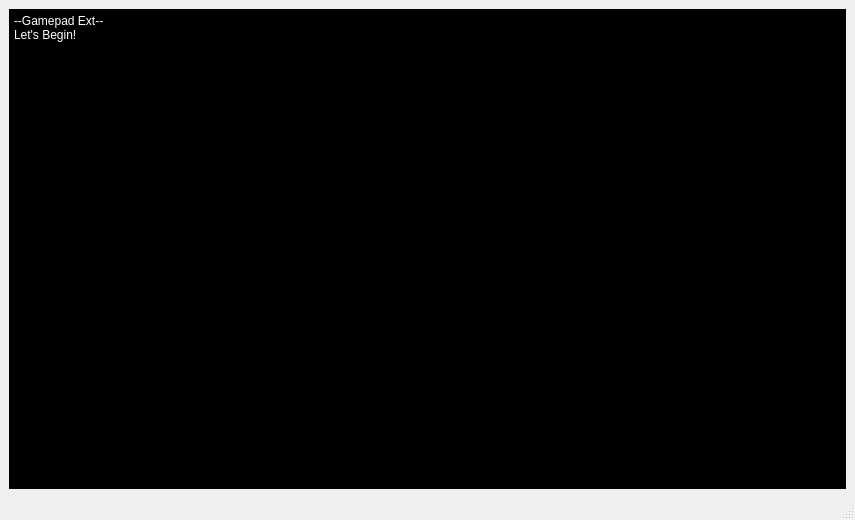
This is project/mainwindow.ui in AlpsMonaco/GamepadExt as Qt 5 draws it before an edit. The edited form follows.
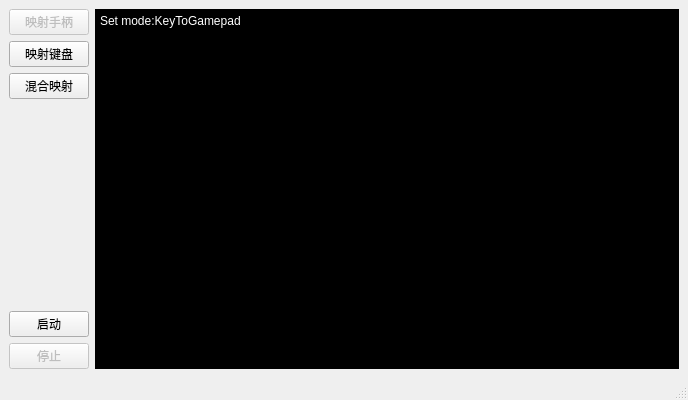
This is the edited form.

Diff of the .ui file:
```diff
--- a/project/mainwindow.ui
+++ b/project/mainwindow.ui
@@ -6,15 +6,82 @@
    <rect>
     <x>0</x>
     <y>0</y>
-    <width>855</width>
-    <height>520</height>
+    <width>688</width>
+    <height>400</height>
    </rect>
   </property>
   <property name="windowTitle">
    <string>MainWindow</string>
   </property>
   <widget class="QWidget" name="centralwidget">
-   <layout class="QVBoxLayout" name="verticalLayout_3">
+   <layout class="QHBoxLayout" name="horizontalLayout">
+    <item>
+     <layout class="QVBoxLayout" name="verticalLayout">
+      <item>
+       <widget class="QPushButton" name="pushButton">
+        <property name="enabled">
+         <bool>false</bool>
+        </property>
+        <property name="text">
+         <string>映射手柄</string>
+        </property>
+       </widget>
+      </item>
+      <item>
+       <widget class="QPushButton" name="pushButton_2">
+        <property name="enabled">
+         <bool>true</bool>
+        </property>
+        <property name="text">
+         <string>映射键盘</string>
+        </property>
+       </widget>
+      </item>
+      <item>
+       <widget class="QPushButton" name="pushButton_5">
+        <property name="text">
+         <string>混合映射</string>
+        </property>
+       </widget>
+      </item>
+      <item>
+       <spacer name="verticalSpacer">
+        <property name="orientation">
+         <enum>Qt::Vertical</enum>
+        </property>
+        <property name="sizeHint" stdset="0">
+         <size>
+          <width>20</width>
+          <height>40</height>
+         </size>
+        </property>
+       </spacer>
+      </item>
+      <item>
+       <widget class="QPushButton" name="pushButton_3">
+        <property name="enabled">
+         <bool>true</bool>
+        </property>
+        <property name="text">
+         <string>启动</string>
+        </property>
+       </widget>
+      </item>
+      <item>
+       <widget class="QPushButton" name="pushButton_4">
+        <property name="enabled">
+         <bool>false</bool>
+        </property>
+        <property name="autoFillBackground">
+         <bool>false</bool>
+        </property>
+        <property name="text">
+         <string>停止</string>
+        </property>
+       </widget>
+      </item>
+     </layout>
+    </item>
     <item>
      <widget class="QPlainTextEdit" name="plainTextEdit">
       <property name="sizePolicy">
@@ -44,8 +111,7 @@
        <bool>true</bool>
       </property>
       <property name="plainText">
-       <string>--Gamepad Ext--
-Let's Begin!</string>
+       <string>Set mode:KeyToGamepad</string>
       </property>
       <property name="backgroundVisible">
        <bool>false</bool>
```
Left out of the diff: 2 changed lines with no effect on the pictures.
